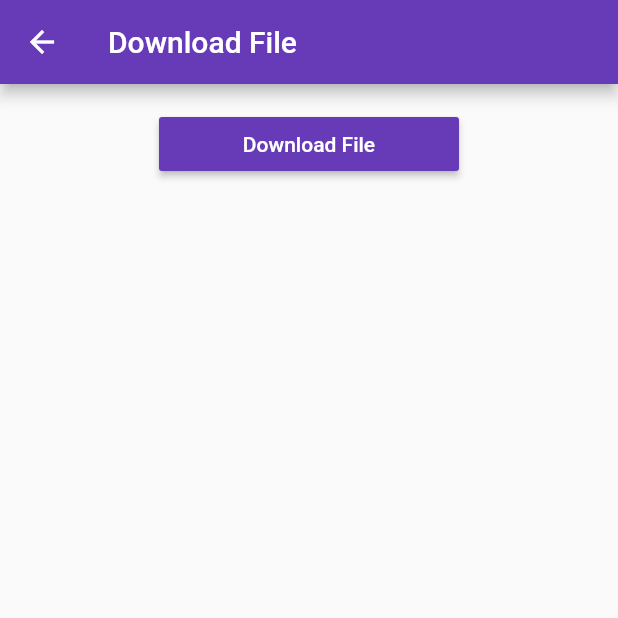
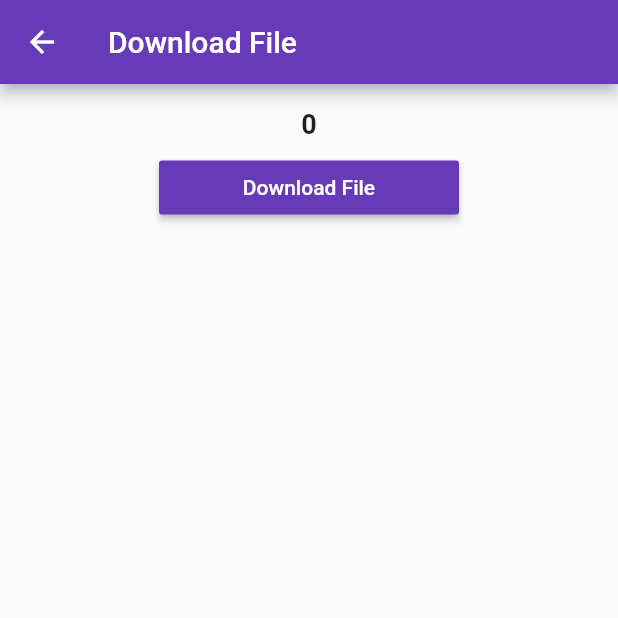
Before and after one commit to yoesuv/Flutter-Picker-Permission, a Flutter app: the DownloadFileScreen screen opened by its route, on a phone screen of 412 x 824 dp, the top half of it. Run offline on Flutter 3.47's test engine with Material 2 defaults, Android fonts, the phone set to English and light mode, and no system bars; our stand-ins replace device_info_plus, equatable, file_picker, flutter_bloc, flutter_local_notifications, geolocator and 3 more; missing offline and left inert: app_settings, flutter_downloader, pausable_timer, record.

Commit message:
:pencil: add state progress

```diff
--- a/lib/src/module/download/download_file_screen.dart
+++ b/lib/src/module/download/download_file_screen.dart
@@ -4,6 +4,7 @@ import 'package:flutter/material.dart';
 import 'package:flutter_bloc/flutter_bloc.dart';
 import 'package:flutter_picker/src/module/download/download_file_bloc.dart';
 import 'package:flutter_picker/src/module/download/download_file_event.dart';
+import 'package:flutter_picker/src/module/download/download_file_state.dart';
 import 'package:flutter_picker/src/widgets/my_button.dart';
 
 class DownloadFileScreen extends StatefulWidget {
@@ -17,7 +18,6 @@ class DownloadFileScreen extends StatefulWidget {
 }
 
 class _DownloadFileScreenState extends State<DownloadFileScreen> {
-
   DownloadFileBloc? _bloc;
 
   @override
@@ -37,9 +37,28 @@ class _DownloadFileScreenState extends State<DownloadFileScreen> {
         child: Padding(
           padding: const EdgeInsets.all(16),
           child: Column(
+            mainAxisSize: MainAxisSize.min,
             children: [
+              _buildProgress(),
+              const SizedBox(height: 8),
               _buildButton(),
             ],
+          ),
+        ),
+      ),
+    );
+  }
+
+  Widget _buildProgress() {
+    return Center(
+      child: BlocBuilder<DownloadFileBloc, DownloadFileState>(
+        bloc: _bloc,
+        buildWhen: (prev, current) => prev.progress != current.progress,
+        builder: (context, state) => Text(
+          '${state.progress}',
+          style: const TextStyle(
+            fontSize: 18,
+            fontWeight: FontWeight.bold,
           ),
         ),
       ),
--- a/lib/src/module/download/download_file_state.dart
+++ b/lib/src/module/download/download_file_state.dart
@@ -1,6 +1,22 @@
 import 'package:equatable/equatable.dart';
 
 class DownloadFileState extends Equatable {
+  const DownloadFileState({
+    this.progress = 0,
+  });
+
+  final int progress;
+
+  DownloadFileState copyWith({
+    int? progress,
+  }) {
+    return DownloadFileState(
+      progress: progress ?? this.progress,
+    );
+  }
+
   @override
-  List<Object?> get props => [];
+  List<Object?> get props => [
+        progress,
+      ];
 }
```
Also changed, not shown: lib/src/module/download/download_file_bloc.dart (+9 -6 lines), 1 other file.
